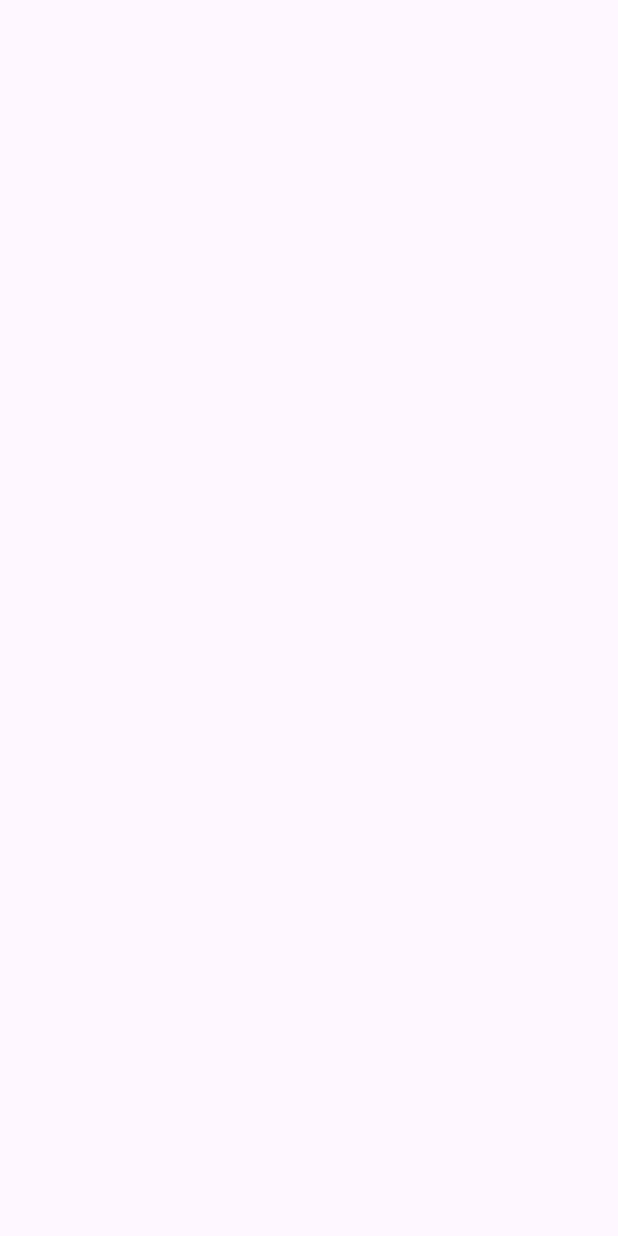
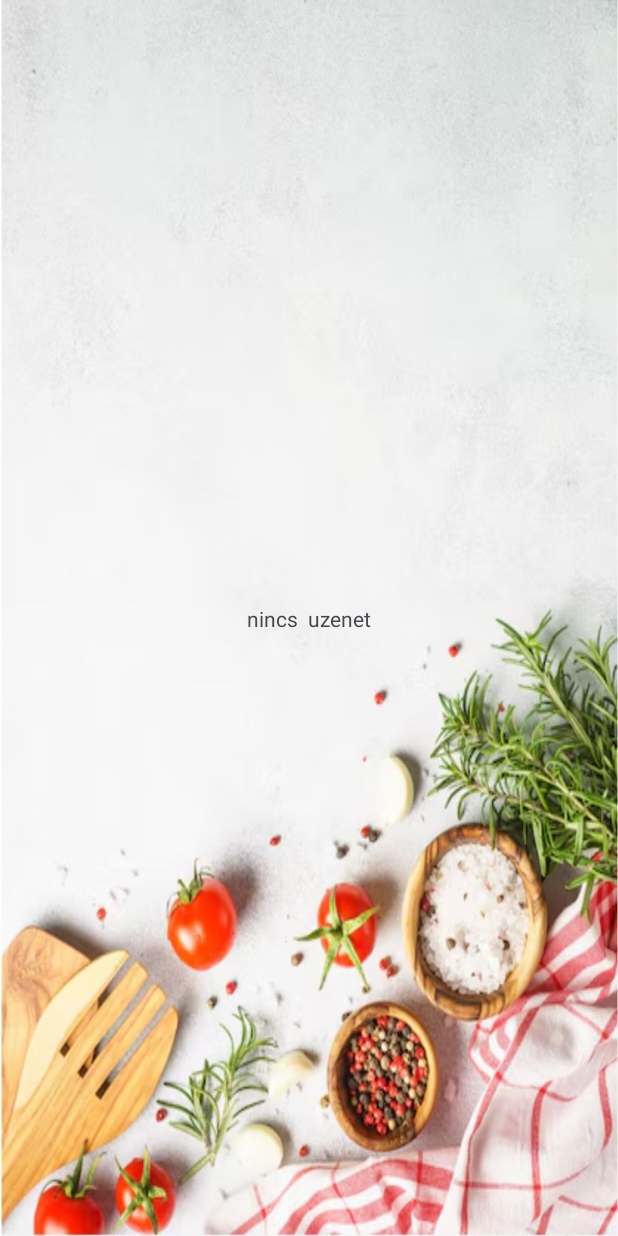
Before and after one commit to jakabeduard/Androidx, an Android app: the screen it shows after launch (MainActivity), on a phone screen of 412 x 824 dp. Before the commit the screen is empty. Run offline under Robolectric (Android 15) with nearby library versions, the phone set to English and light mode, and no system bars.

Commit message:
hatter/uzeetatvitel

```diff
--- a/android-project/app/src/main/java/com/tasty/recipesapp/MainActivity.kt
+++ b/android-project/app/src/main/java/com/tasty/recipesapp/MainActivity.kt
@@ -10,6 +10,7 @@ class MainActivity : AppCompatActivity() {
         super.onCreate(savedInstanceState)
         val binding = ActivityMainBinding.inflate(layoutInflater)
         setContentView(binding.root) //SetContentView(R. el is lehet, de vagy ez vagy az
-        binding.mainText.text=intent.getStringExtra("name")
+        val message = intent.getStringExtra("key")
+        binding.mainText.text=message?:"nincs  uzenet"
     }
 }
--- a/android-project/app/src/main/res/layout/activity_main.xml
+++ b/android-project/app/src/main/res/layout/activity_main.xml
@@ -5,7 +5,9 @@
         xmlns:app="http://schemas.android.com/apk/res-auto"
         android:layout_width="match_parent"
         android:layout_height="match_parent"
+        android:background="@mipmap/recipe_bg"
         tools:context=".MainActivity">
+
     <TextView
         android:id="@+id/mainText"
             android:layout_width="wrap_content"
--- a/android-project/app/src/main/res/layout/activity_splash_screen.xml
+++ b/android-project/app/src/main/res/layout/activity_splash_screen.xml
@@ -3,6 +3,7 @@
     xmlns:app="http://schemas.android.com/apk/res-auto"
     xmlns:tools="http://schemas.android.com/tools"
     android:id="@+id/main"
+    android:background="@mipmap/recipe_bg"
     android:layout_width="match_parent"
     android:layout_height="match_parent"
     tools:context=".activities.SplashScreenActivity">
```
Also changed, not shown: android-project/app/src/main/res/mipmap-hdpi/recipe_bg.JPG (added).
